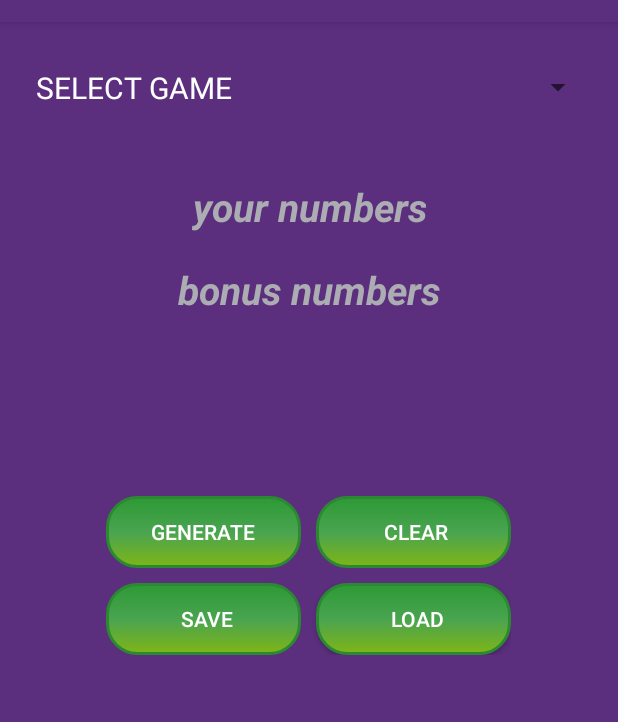
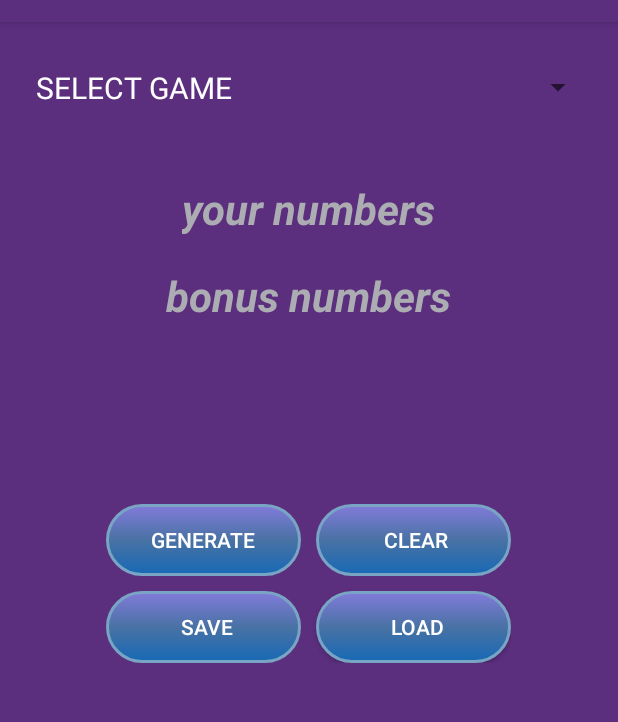
Before and after one commit to kpbender/Alotto2, an Android app: the screen it shows after launch (MainActivity), on a phone screen of 412 x 824 dp, the part 62-784 px from its top. Run offline under Robolectric (Android 15) with nearby library versions, the phone set to English and light mode, and no system bars.

Commit message:
Button Color

```diff
--- a/app/src/main/res/drawable/custom_button.xml
+++ b/app/src/main/res/drawable/custom_button.xml
@@ -1,12 +1,12 @@
 <selector xmlns:android="http://schemas.android.com/apk/res/android">
     <item android:state_pressed="false">
         <shape android:shape="rectangle">
-            <gradient android:startColor="#7fb517"
-                android:centerColor="#49a450"
-                android:endColor="#2d9935"
+            <gradient android:startColor="#1769b5"
+                android:centerColor="#4972a4"
+                android:endColor="#817bda"
                 android:angle="90"/>
-            <corners android:radius="20dp"/>
-            <stroke android:width="2dp" android:color="#2b8a31"/>
+            <corners android:radius="30dp"/>
+            <stroke android:width="2dp" android:color="#79a4c4"/>
             <padding android:left="15dp" android:top="5dp" android:bottom="5dp"/>
         </shape>
     </item>
@@ -14,13 +14,13 @@
         <shape android:shape="rectangle">
             android:shape="rectangle"
             xmlns:android="http://schemas.android.com/apk/res/android">
-            <gradient android:startColor="#176eb5"
-                android:centerColor="#3142d9"
-                android:endColor="#5f2d99"
+            <gradient android:startColor="#4191d2"
+                android:centerColor="#4e4bae"
+                android:endColor="#837fb1"
                 android:angle="90"/>
-            <corners android:radius="20dp"/>
-            <stroke android:width="5dp" android:color="#5f2b8a"/>
-            <padding android:left="5dp" android:top="5dp" android:bottom="5dp"/>
+            <corners android:radius="30dp"/>
+            <stroke android:width="4dp" android:color="#79a4c4"/>
+            <padding android:left="4dp" android:top="4dp" android:bottom="4dp"/>
         </shape>
     </item>
 </selector>
--- a/app/src/main/res/layout/activity_main.xml
+++ b/app/src/main/res/layout/activity_main.xml
@@ -39,9 +39,9 @@
             android:textAppearance="?android:attr/textAppearanceMedium"
             android:id="@+id/numView"
             android:textColorHint="#e5b6bcb9"
-            android:textSize="26sp"
+            android:textSize="28sp"
             android:gravity="center"
-            android:textStyle="bold|italic"
+            android:textStyle="bold"
             android:textColor="#ffffff"
             android:hint="@string/numHint" />
     </LinearLayout>
@@ -62,8 +62,8 @@
             android:id="@+id/bonView"
             android:textColorHint="#e5b6bcb9"
             android:gravity="center"
-            android:textStyle="bold|italic"
-            android:textSize="26sp"
+            android:textStyle="bold"
+            android:textSize="28sp"
             android:textColor="#ffffff"
             android:hint="@string/bonHint" />
     </LinearLayout>
@@ -125,7 +125,8 @@
             android:paddingLeft="50dip"
             android:background="@drawable/custom_button"
             android:id="@+id/saveBtn"
-            android:textColor="#ffffff" />
+            android:textColor="#ffffff"
+            tools:ignore="RtlSymmetry" />
 
         <Button
             android:layout_width="wrap_content"
```
